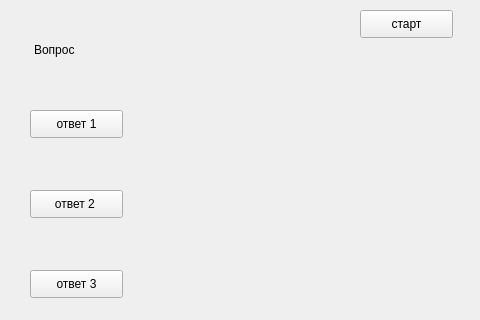
This is aud.ui in PowerPoint1/Rproject as Qt 5 draws it before an edit; both pictures show x 320 to 800 and y 0 to 320 of the 800 by 600 pixel window. The edited form follows.
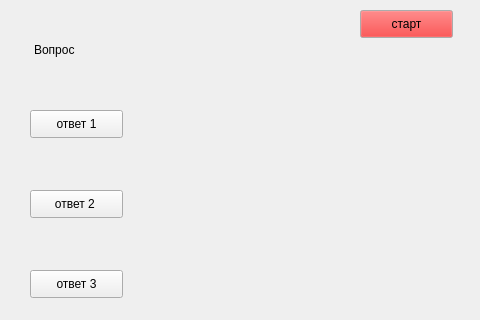
This is the edited form.

Diff of the .ui file:
```diff
--- a/aud.ui
+++ b/aud.ui
@@ -101,6 +101,178 @@
       <height>28</height>
      </rect>
     </property>
+    <property name="palette">
+     <palette>
+      <active>
+       <colorrole role="Button">
+        <brush brushstyle="SolidPattern">
+         <color alpha="255">
+          <red>255</red>
+          <green>0</green>
+          <blue>0</blue>
+         </color>
+        </brush>
+       </colorrole>
+       <colorrole role="Light">
+        <brush brushstyle="SolidPattern">
+         <color alpha="255">
+          <red>255</red>
+          <green>0</green>
+          <blue>0</blue>
+         </color>
+        </brush>
+       </colorrole>
+       <colorrole role="Midlight">
+        <brush brushstyle="SolidPattern">
+         <color alpha="255">
+          <red>255</red>
+          <green>0</green>
+          <blue>0</blue>
+         </color>
+        </brush>
+       </colorrole>
+       <colorrole role="Mid">
+        <brush brushstyle="SolidPattern">
+         <color alpha="255">
+          <red>255</red>
+          <green>0</green>
+          <blue>0</blue>
+         </color>
+        </brush>
+       </colorrole>
+       <colorrole role="Text">
+        <brush brushstyle="SolidPattern">
+         <color alpha="255">
+          <red>255</red>
+          <green>255</green>
+          <blue>255</blue>
+         </color>
+        </brush>
+       </colorrole>
+       <colorrole role="PlaceholderText">
+        <brush brushstyle="SolidPattern">
+         <color alpha="128">
+          <red>255</red>
+          <green>255</green>
+          <blue>255</blue>
+         </color>
+        </brush>
+       </colorrole>
+      </active>
+      <inactive>
+       <colorrole role="Button">
+        <brush brushstyle="SolidPattern">
+         <color alpha="255">
+          <red>255</red>
+          <green>0</green>
+          <blue>0</blue>
+         </color>
+        </brush>
+       </colorrole>
+       <colorrole role="Light">
+        <brush brushstyle="SolidPattern">
+         <color alpha="255">
+          <red>255</red>
+          <green>0</green>
+          <blue>0</blue>
+         </color>
+        </brush>
+       </colorrole>
+       <colorrole role="Midlight">
+        <brush brushstyle="SolidPattern">
+         <color alpha="255">
+          <red>255</red>
+          <green>0</green>
+          <blue>0</blue>
+         </color>
+        </brush>
+       </colorrole>
+       <colorrole role="Mid">
+        <brush brushstyle="SolidPattern">
+         <color alpha="255">
+          <red>255</red>
+          <green>0</green>
+          <blue>0</blue>
+         </color>
+        </brush>
+       </colorrole>
+       <colorrole role="Text">
+        <brush brushstyle="SolidPattern">
+         <color alpha="255">
+          <red>255</red>
+          <green>255</green>
+          <blue>255</blue>
+         </color>
+        </brush>
+       </colorrole>
+       <colorrole role="PlaceholderText">
+        <brush brushstyle="SolidPattern">
+         <color alpha="128">
+          <red>255</red>
+          <green>255</green>
+          <blue>255</blue>
+         </color>
+        </brush>
+       </colorrole>
+      </inactive>
+      <disabled>
+       <colorrole role="Button">
+        <brush brushstyle="SolidPattern">
+         <color alpha="255">
+          <red>255</red>
+          <green>0</green>
+          <blue>0</blue>
+         </color>
+        </brush>
+       </colorrole>
+       <colorrole role="Light">
+        <brush brushstyle="SolidPattern">
+         <color alpha="255">
+          <red>255</red>
+          <green>0</green>
+          <blue>0</blue>
+         </color>
+        </brush>
+       </colorrole>
+       <colorrole role="Midlight">
+        <brush brushstyle="SolidPattern">
+         <color alpha="255">
+          <red>255</red>
+          <green>0</green>
+          <blue>0</blue>
+         </color>
+        </brush>
+       </colorrole>
+       <colorrole role="Mid">
+        <brush brushstyle="SolidPattern">
+         <color alpha="255">
+          <red>255</red>
+          <green>0</green>
+          <blue>0</blue>
+         </color>
+        </brush>
+       </colorrole>
+       <colorrole role="Text">
+        <brush brushstyle="SolidPattern">
+         <color alpha="255">
+          <red>120</red>
+          <green>120</green>
+          <blue>120</blue>
+         </color>
+        </brush>
+       </colorrole>
+       <colorrole role="PlaceholderText">
+        <brush brushstyle="SolidPattern">
+         <color alpha="128">
+          <red>0</red>
+          <green>0</green>
+          <blue>0</blue>
+         </color>
+        </brush>
+       </colorrole>
+      </disabled>
+     </palette>
+    </property>
     <property name="text">
      <string>старт</string>
     </property>
```
